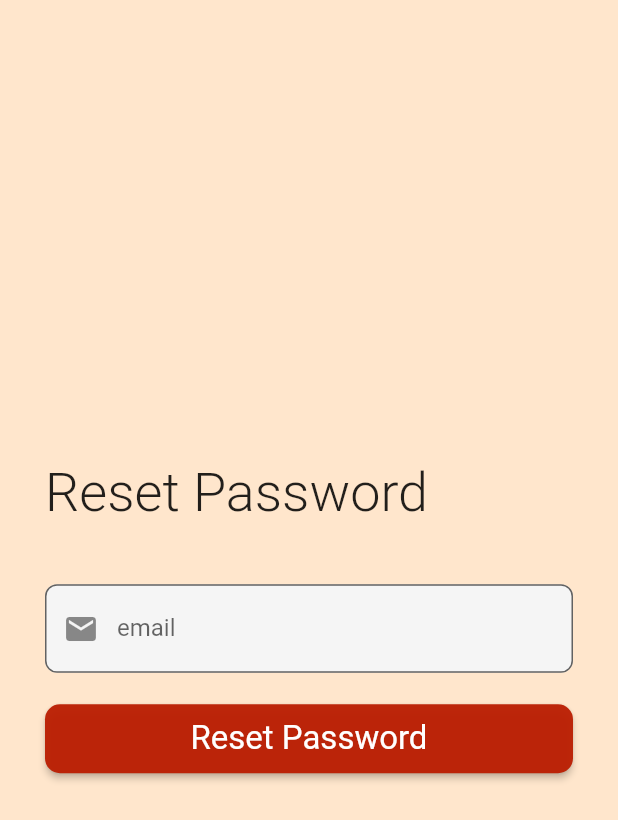
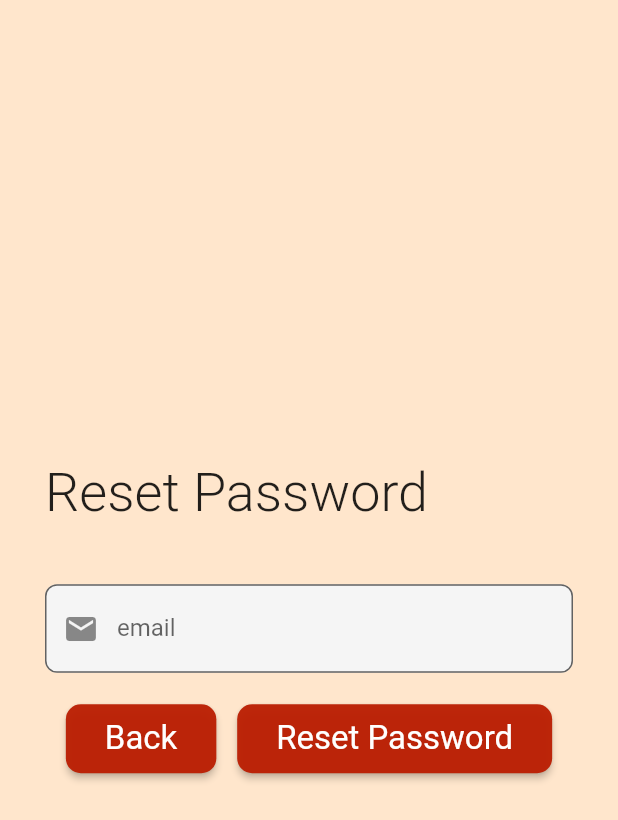
Before and after one commit to MAP-2021-2022-03-ParkerIndustries/VetCare-, a Flutter app: the ForgotPasswordView screen opened by its route, on a phone screen of 412 x 824 dp. Shown: the top 820 px of the screen. Run offline on Flutter 3.47's test engine with Material 2 defaults, Android fonts, the light colour scheme and no system bars; our stand-ins replace cloud_firestore, firebase_auth, firebase_core, flutter_native_splash, get_it, shared_preferences and 1 more; accounts and stored records are empty.

Commit message:
fixed forgot password and register

```diff
--- a/lib/services/firebase/firebase_service_firestore.dart
+++ b/lib/services/firebase/firebase_service_firestore.dart
@@ -80,7 +80,7 @@ class FirebaseServiceFirestore extends FirebaseService {
         password: password,
       );
 
-      await _firebaseFirestore.collection('users').doc(_user.user!.uid).set({
+      await _firebaseFirestore.collection('Users').doc(_user.user!.uid).set({
         'name': name,
         'email': _user.user!.email,
         'role': 'customer',
--- a/lib/ui/view/forgot_password_view.dart
+++ b/lib/ui/view/forgot_password_view.dart
@@ -2,6 +2,7 @@ import 'dart:async';
 
 import 'package:map_mvvm/map_mvvm.dart';
 import 'package:map_mvvm/view.dart';
+import 'package:vetclinic/app/app.dart';
 import 'package:vetclinic/ui/components/custom_text_field.dart';
 
 import 'package:vetclinic/ui/view/login_view.dart';
@@ -46,7 +47,13 @@ class _ForgotPasswordViewState extends State<ForgotPasswordView> {
                     const SizedBox(height: 40),
                     _buildEmailTextField(),
                     const SizedBox(height: 20),
+                    Row(
+                      mainAxisAlignment: MainAxisAlignment.spaceEvenly,
+                      children: [
+                        _buildBackButton(),
                         _buildForgotPasswordButton(),
+                      ],
+                    ),
                   ],
                 ),
               ),
@@ -73,10 +80,7 @@ class _ForgotPasswordViewState extends State<ForgotPasswordView> {
 
   Widget _buildForgotPasswordButton() {
     return View<ForgotPasswordViewModel>(
-        builder: (_, viewModel) => Row(
-              children: [
-                Expanded(
-                  child: ElevatedButton(
+      builder: (_, viewModel) => ElevatedButton(
         style: ElevatedButton.styleFrom(
           primary: AppTheme.primary,
           textStyle: AppTheme.button,
@@ -90,8 +94,10 @@ class _ForgotPasswordViewState extends State<ForgotPasswordView> {
               await viewModel.reset(email);
               ScaffoldMessenger.of(context).showSnackBar(
                 const SnackBar(
-                                  content:
-                                      Text("Password reset sent to email")));
+                  content: Text("Password reset sent to email"),
+                ),
+              );
+              Navigator.of(context).pushNamed(Routes.loginRoute);
             } on Failure catch (e) {
               ScaffoldMessenger.of(context).showSnackBar(
                 SnackBar(
@@ -106,8 +112,25 @@ class _ForgotPasswordViewState extends State<ForgotPasswordView> {
           child: Text('Reset Password'),
         ),
       ),
+    );
+  }
+
+  Widget _buildBackButton() {
+    return ElevatedButton(
+      style: ElevatedButton.styleFrom(
+        primary: AppTheme.primary,
+        textStyle: AppTheme.button,
+        shape: const RoundedRectangleBorder(
+          borderRadius: BorderRadius.all(Radius.circular(10)),
         ),
-              ],
-            ));
+      ),
+      onPressed: () {
+        Navigator.of(context).pushNamed(Routes.loginRoute);
+      },
+      child: const Padding(
+        padding: EdgeInsets.all(10.0),
+        child: Text('Back'),
+      ),
+    );
   }
 }
--- a/lib/ui/view/login_view.dart
+++ b/lib/ui/view/login_view.dart
@@ -130,7 +130,7 @@ class _LoginViewState extends State<LoginView> {
                     await viewModel.login(email, password);
                     //insert personalization here
 
-                    print(viewModel.users.role);
+                    // print(viewModel.users.role);
 
                     if (viewModel.users.role == 'vet') {
                       Navigator.of(context).pushNamed(Routes.vetHomeRoute);
```
Also changed, not shown: lib/ui/view/register_view.dart (+4 -7 lines). Lines whose indentation alone changed are shown as unchanged.
